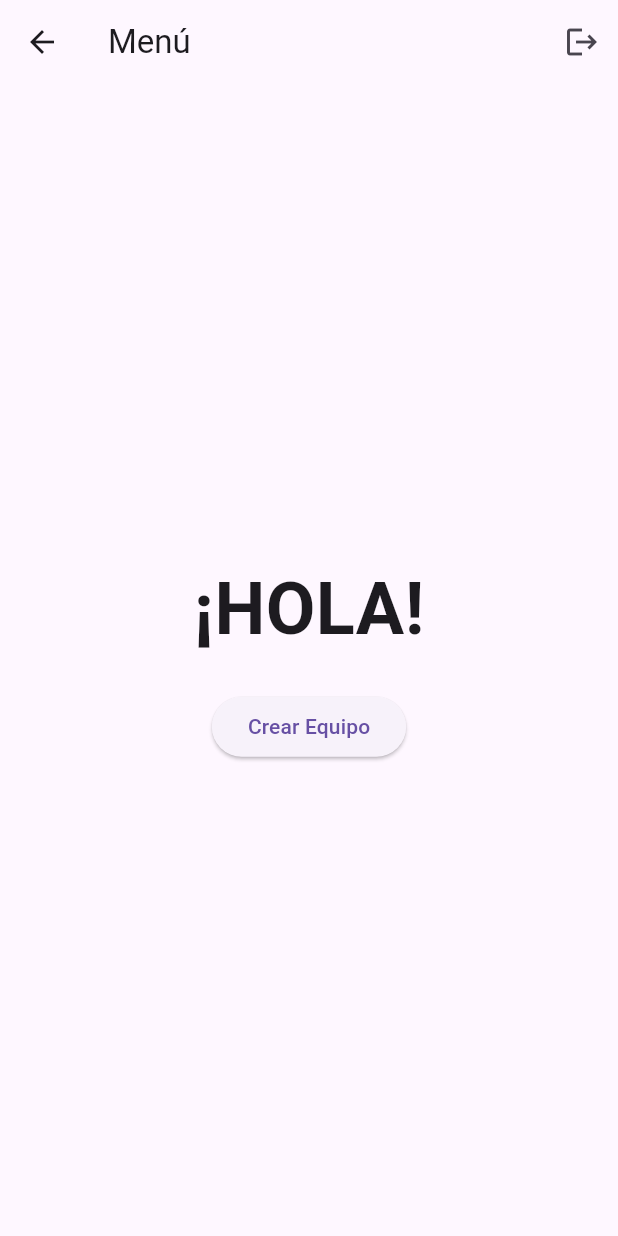
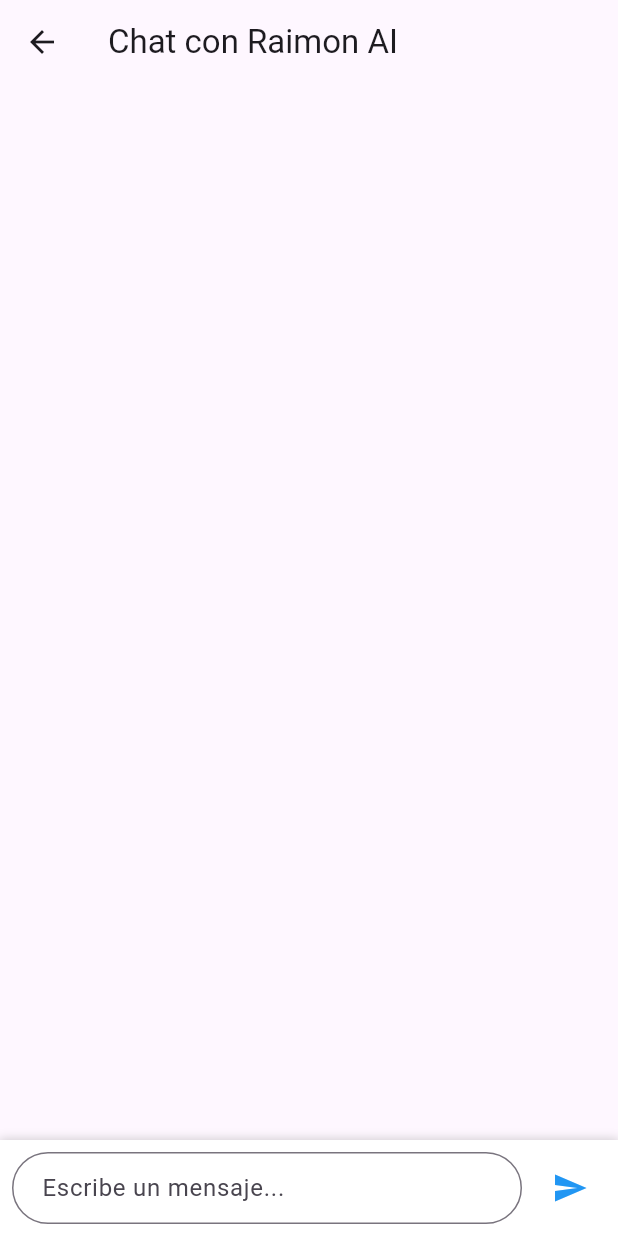
Before and after one commit to meulencv/raimon_ai, a Flutter app: the MenuScreen screen opened by its route, after a tap on "Crear Equipo", on a phone screen of 412 x 824 dp. Run offline on Flutter 3.47's test engine with Material 3 defaults, Android fonts, the phone set to English and light mode, and no system bars; our stand-ins replace supabase_flutter; accounts and stored records are empty.

Commit message:
implementacion del chat

```diff
--- a/lib/main.dart
+++ b/lib/main.dart
@@ -4,10 +4,11 @@ import 'screens/welcome_screen.dart';
 import 'screens/login_screen.dart';
 import 'screens/signup_screen.dart';
 import 'screens/menu_screen.dart'; // Actualizar import
+import 'screens/chat_screen.dart';
 
 const supabaseUrl = 'https://gkhunoslayeiitipmkkz.supabase.co';
 const supabaseKey =
-    'eyJhbGciOiJIUzI1NiIsInR5cCI6IkpXVCJ9.eyJpc3MiOiJzdXBhYmFzZSIsInJlZiI6ImdraHVub3NsYXllaWl0aXBta2t6Iiwicm9sZSI6ImFub24iLCJpYXQiOjE3MzE3NTU3MzksImV4cCI6MjA0NzMzMTczOX0.Gr13V2YCbzPXRh3FjY4lldZeVA2agdF8PTRkv7_B1jk';
+    'eyJhbGciOiJIUzI1NiIsInR5cCI6IkpXVCJ9.eyJpc3MiOiJzdXBhYmFzZSIsInJlZiI6ImdraHVub3NsYXllaWl0aXBta2twa2t6Iiwicm9sZSI6ImFub24iLCJpYXQiOjE3MzE3NTU3MzksImV4cCI6MjA0NzMzMTczOX0.Gr13V2YCbzPXRh3FjY4lldZeVA2agdF8PTRkv7_B1jk';
 
 void main() async {
   WidgetsFlutterBinding.ensureInitialized();
@@ -32,6 +33,7 @@ class MyApp extends StatelessWidget {
         '/login': (context) => const LoginScreen(),
         '/signup': (context) => const SignupScreen(),
         '/menu': (context) => const MenuScreen(), // Cambiar ruta de home a menu
+        '/chat': (context) => const ChatScreen(),
       },
     );
   }
--- /dev/null
+++ b/lib/screens/chat_screen.dart
@@ -0,0 +1,160 @@
+import 'package:flutter/material.dart';
+import '../services/straico_api.dart';
+
+class ChatScreen extends StatefulWidget {
+  const ChatScreen({super.key});
+
+  @override
+  State<ChatScreen> createState() => _ChatScreenState();
+}
+
+class _ChatScreenState extends State<ChatScreen> {
+  final TextEditingController _messageController = TextEditingController();
+  final List<MessageBubble> _messages = [];
+  final StraicoApi _api = StraicoApi();
+  bool _isLoading = false;
+
+  Future<void> _sendMessage() async {
+    if (_messageController.text.trim().isEmpty) return;
+
+    final userMessage = _messageController.text;
+    setState(() {
+      _messages.add(MessageBubble(
+        content: userMessage,
+        isUser: true,
+      ));
+      _isLoading = true;
+    });
+    _messageController.clear();
+
+    try {
+      final response = await _api.getCompletion(userMessage);
+      setState(() {
+        _messages.add(MessageBubble(
+          content: response,
+          isUser: false,
+        ));
+      });
+    } catch (e) {
+      ScaffoldMessenger.of(context).showSnackBar(
+        const SnackBar(content: Text('Error al enviar mensaje')),
+      );
+    } finally {
+      setState(() {
+        _isLoading = false;
+      });
+    }
+  }
+
+  @override
+  Widget build(BuildContext context) {
+    return Scaffold(
+      appBar: AppBar(
+        title: const Text('Chat con Raimon AI'),
+        leading: IconButton(
+          icon: const Icon(Icons.arrow_back),
+          onPressed: () => Navigator.of(context).pop(),
+        ),
+      ),
+      body: Column(
+        children: [
+          Expanded(
+            child: ListView(
+              padding: const EdgeInsets.all(16),
+              children: _messages,
+            ),
+          ),
+          if (_isLoading)
+            const Padding(
+              padding: EdgeInsets.all(8.0),
+              child: CircularProgressIndicator(),
+            ),
+          Container(
+            padding: const EdgeInsets.all(8),
+            decoration: BoxDecoration(
+              color: Colors.white,
+              boxShadow: [
+                BoxShadow(
+                  color: Colors.grey.withOpacity(0.5),
+                  spreadRadius: 1,
+                  blurRadius: 5,
+                ),
+              ],
+            ),
+            child: Row(
+              children: [
+                Expanded(
+                  child: TextField(
+                    controller: _messageController,
+                    decoration: InputDecoration(
+                      hintText: 'Escribe un mensaje...',
+                      border: OutlineInputBorder(
+                        borderRadius: BorderRadius.circular(25),
+                      ),
+                      contentPadding: const EdgeInsets.symmetric(
+                        horizontal: 16,
+                        vertical: 8,
+                      ),
+                    ),
+                  ),
+                ),
+                const SizedBox(width: 8),
+                IconButton(
+                  icon: const Icon(Icons.send),
+                  onPressed: _sendMessage,
+                  color: Colors.blue,
+                ),
+              ],
+            ),
+          ),
+        ],
+      ),
+    );
+  }
+
+  @override
+  void dispose() {
+    _messageController.dispose();
+    super.dispose();
+  }
+}
+
+class MessageBubble extends StatelessWidget {
+  final String content;
+  final bool isUser;
+
+  const MessageBubble({
+    super.key,
+    required this.content,
+    required this.isUser,
+  });
+
+  @override
+  Widget build(BuildContext context) {
+    return Padding(
+      padding: const EdgeInsets.symmetric(vertical: 8),
+      child: Row(
+        mainAxisAlignment:
+            isUser ? MainAxisAlignment.end : MainAxisAlignment.start,
+        children: [
+          Container(
+            constraints: BoxConstraints(
+              maxWidth: MediaQuery.of(context).size.width * 0.7,
+            ),
+            padding: const EdgeInsets.symmetric(horizontal: 16, vertical: 10),
+            decoration: BoxDecoration(
+              color: isUser ? Colors.blue : Colors.grey[300],
+              borderRadius: BorderRadius.circular(20),
+            ),
+            child: Text(
+              content,
+              style: TextStyle(
+                color: isUser ? Colors.white : Colors.black,
+              ),
+            ),
+          ),
+        ],
+      ),
+    );
+  }
+}
--- a/lib/screens/menu_screen.dart
+++ b/lib/screens/menu_screen.dart
@@ -30,15 +30,8 @@ class MenuScreen extends StatelessWidget {
         return;
       }
     } catch (e) {
-      // Si no encuentra equipo, creamos uno nuevo
-      await supabase.from('teams').insert({
-        'user_id': supabase.auth.currentUser!.id,
-      });
-
       if (context.mounted) {
-        ScaffoldMessenger.of(context).showSnackBar(
-          const SnackBar(content: Text('Equipo creado exitosamente')),
-        );
+        Navigator.pushNamed(context, '/chat');
       }
     }
   }
```
Also changed, not shown: lib/services/straico_api.dart (added, +29 -0 lines).
